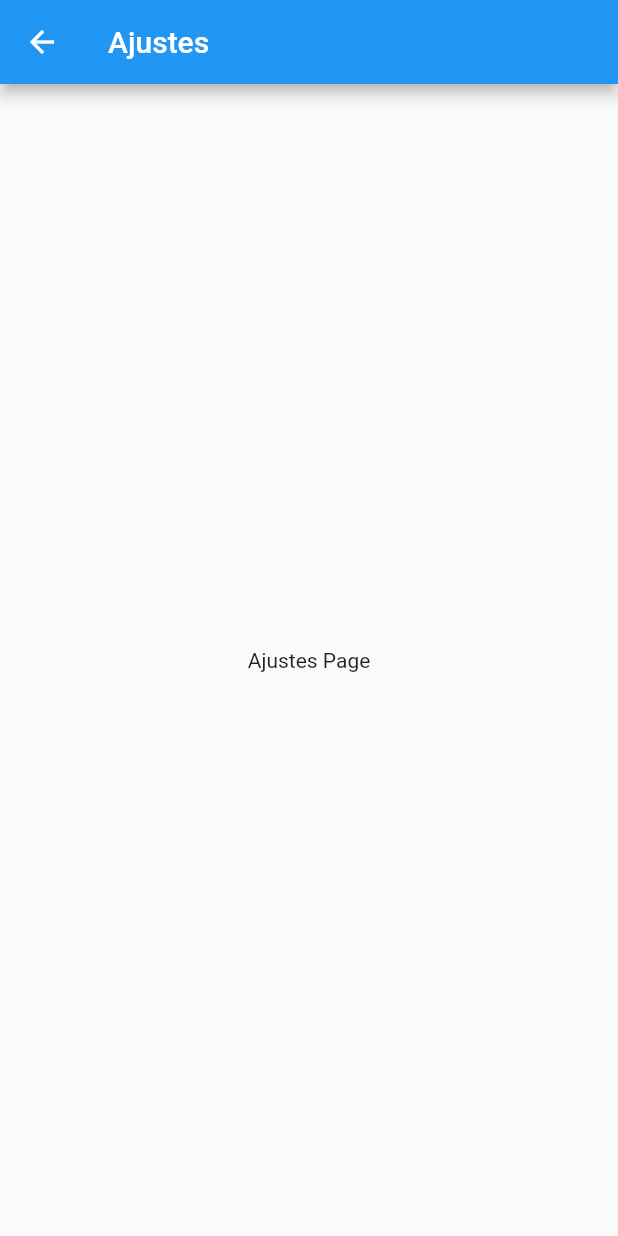
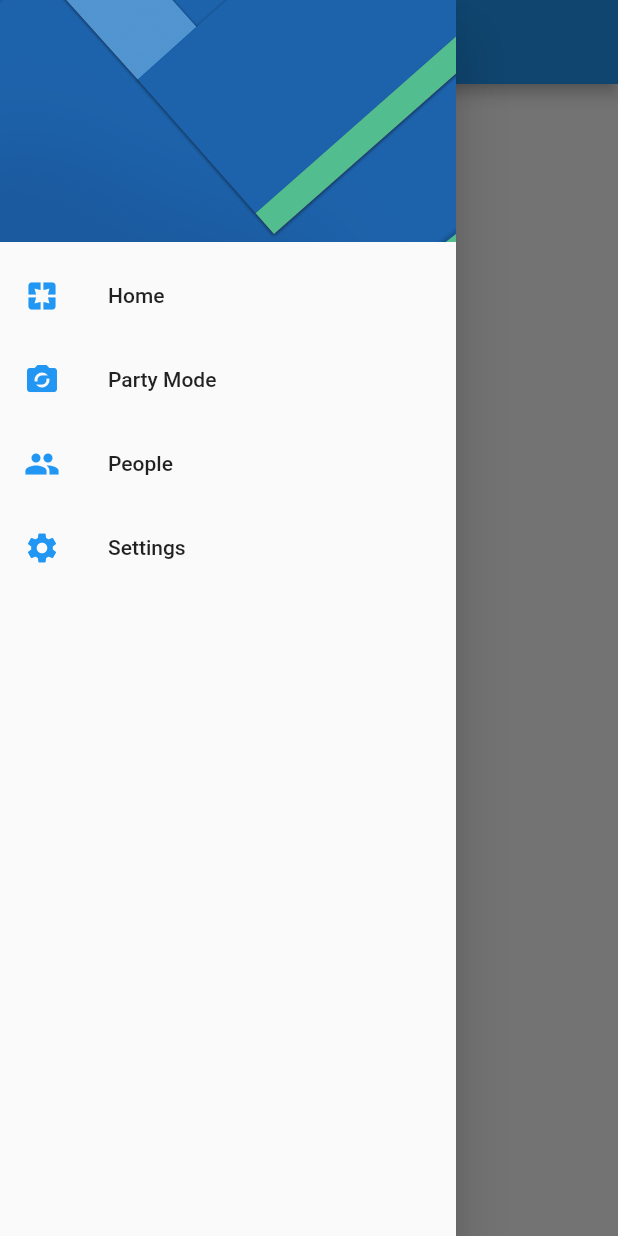
Before and after one commit to vinsfran/preferenciasusuario, a Flutter app: the SettingsPage screen opened by its route, with the side drawer open (before the commit the screen has no drawer), on a phone screen of 412 x 824 dp. Run offline on Flutter 3.47's test engine with Material 2 defaults, Android fonts, the phone set to English and light mode, and no system bars.

Commit message:
185. Crear un widget independiente para el drawer

```diff
--- a/lib/src/pages/settings_page.dart
+++ b/lib/src/pages/settings_page.dart
@@ -1,4 +1,6 @@
 import 'package:flutter/material.dart';
+
+import 'package:preferenciasusuario/src/widgets/menu_widget.dart';
 
 class SettingsPage extends StatelessWidget {
   static final String routeName = 'settings';
@@ -9,6 +11,7 @@ class SettingsPage extends StatelessWidget {
       appBar: AppBar(
         title: Text('Ajustes'),
       ),
+      drawer: MenuWidget(),
       body: Center(
         child: Text('Ajustes Page'),
       ),
--- /dev/null
+++ b/lib/src/widgets/menu_widget.dart
@@ -0,0 +1,50 @@
+import 'package:flutter/material.dart';
+
+import 'package:preferenciasusuario/src/pages/home_page.dart';
+import 'package:preferenciasusuario/src/pages/settings_page.dart';
+
+class MenuWidget extends StatelessWidget {
+  @override
+  Widget build(BuildContext context) {
+    return Drawer(
+      child: ListView(
+        padding: EdgeInsets.zero,
+        children: <Widget>[
+          DrawerHeader(
+            child: Container(),
+            decoration: BoxDecoration(
+                image: DecorationImage(
+              image: AssetImage('assets/menu-img.jpg'),
+              fit: BoxFit.cover,
+            )),
+          ),
+          ListTile(
+            leading: Icon(Icons.pages, color: Colors.blue),
+            title: Text('Home'),
+            onTap: () =>
+                Navigator.pushReplacementNamed(context, HomePage.routeName),
+          ),
+          ListTile(
+            leading: Icon(Icons.party_mode, color: Colors.blue),
+            title: Text('Party Mode'),
+            onTap: () {},
+          ),
+          ListTile(
+            leading: Icon(Icons.people, color: Colors.blue),
+            title: Text('People'),
+            onTap: () {},
+          ),
+          ListTile(
+            leading: Icon(Icons.settings, color: Colors.blue),
+            title: Text('Settings'),
+            onTap: () {
+              // Navigator.pop(context);
+              // Navigator.pushNamed(context, SettingsPage.routeName);
+              Navigator.pushReplacementNamed(context, SettingsPage.routeName);
+            },
+          ),
+        ],
+      ),
+    );
+  }
+}
```
Also changed, not shown: lib/src/pages/home_page.dart (+3 -45 lines).
